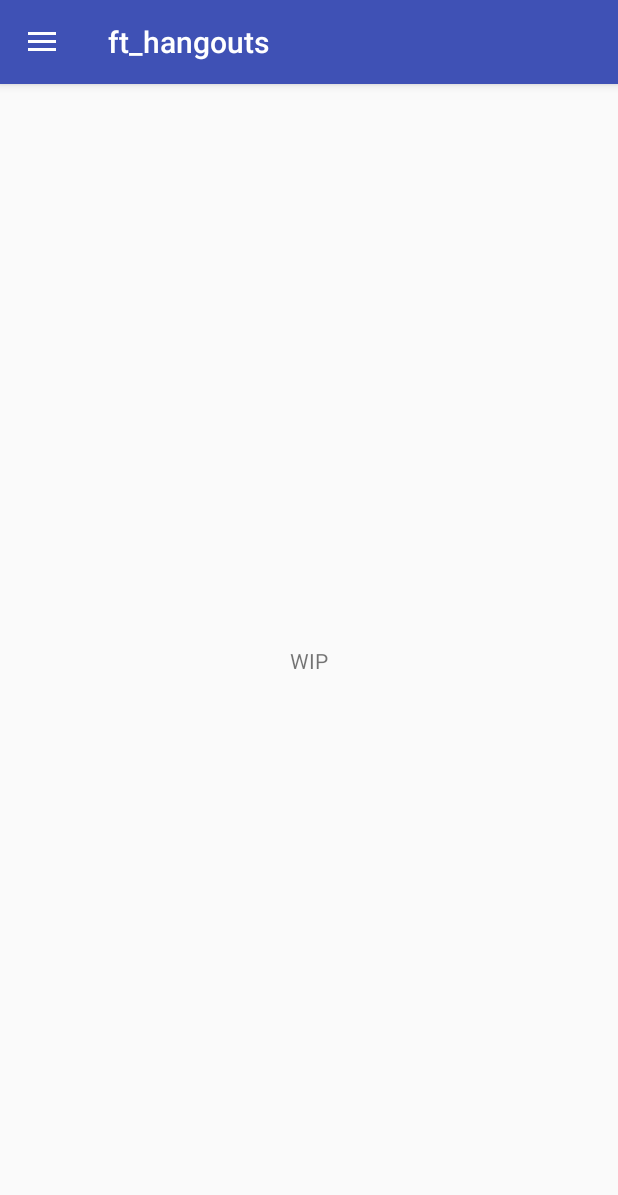
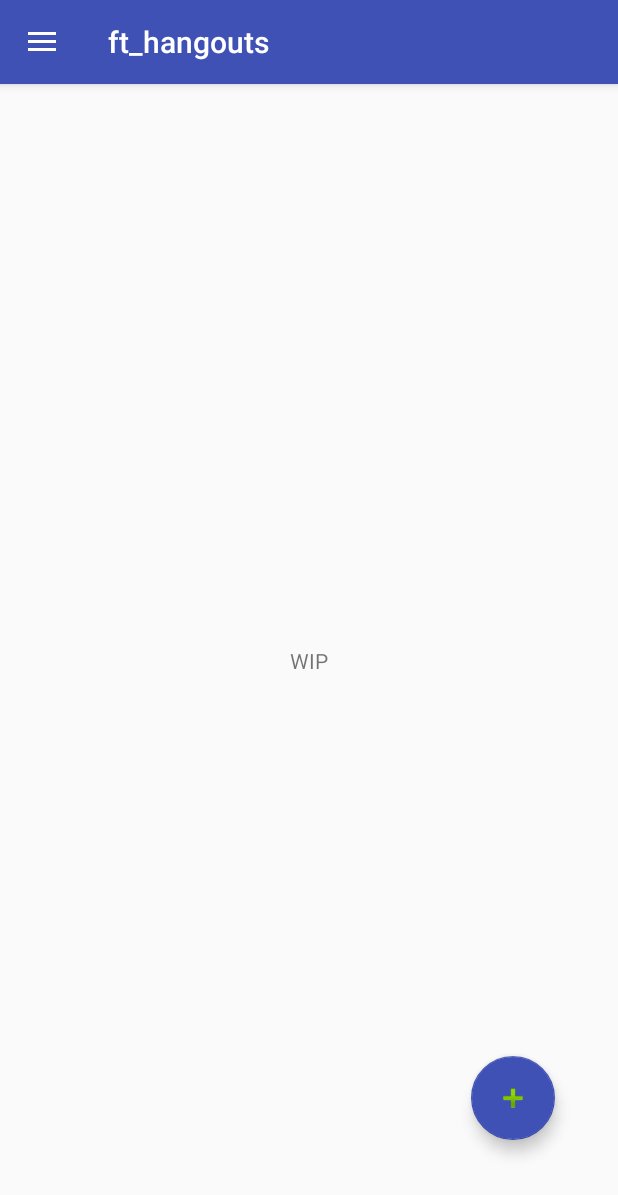
Before and after one commit to cledant/ft_hangouts, an Android app: the screen it shows after launch (MainActivity), on a phone screen of 412 x 824 dp. Shown: the top 1195 px of the screen. Run offline under Robolectric (Android 15) with nearby library versions, the phone set to English and light mode, and no system bars.

Commit message:
added floating button in main

```diff
--- a/app/src/main/java/fr/cledant/ft_hangouts/MainActivity.java
+++ b/app/src/main/java/fr/cledant/ft_hangouts/MainActivity.java
@@ -37,6 +37,18 @@ public class MainActivity extends AppCompatActivity
 		//Bind Navigation Bar
 		NavigationView navigationView = findViewById(R.id.nav_view);
 		navigationView.setNavigationItemSelectedListener(this);
+
+		//Bind floating buttom
+		FloatingActionButton add_user = findViewById(R.id.main_add_user);
+		add_user.setOnClickListener(new View.OnClickListener()
+		{
+			@Override
+			public void onClick(View view)
+			{
+				Snackbar.make(view, "To do", Snackbar.LENGTH_LONG)
+						.setAction("Action", null).show();
+			}
+		});
 	}
 
 	//Back button behaviour
--- a/app/src/main/res/layout/content_main.xml
+++ b/app/src/main/res/layout/content_main.xml
@@ -16,6 +16,17 @@
             app:layout_constraintBottom_toBottomOf="parent"
             app:layout_constraintLeft_toLeftOf="parent"
             app:layout_constraintRight_toRightOf="parent"
-            app:layout_constraintTop_toTopOf="parent"/>
+            app:layout_constraintTop_toTopOf="parent" android:id="@+id/main_text"/>
+    <android.support.design.widget.FloatingActionButton
+            android:layout_width="wrap_content"
+            android:layout_height="wrap_content"
+            android:clickable="true" app:srcCompat="@android:drawable/ic_input_add"
+            app:backgroundTint="@color/colorPrimary"
+            app:layout_constraintEnd_toEndOf="parent" android:layout_marginEnd="8dp" android:layout_marginRight="8dp"
+            app:layout_constraintStart_toStartOf="parent" android:layout_marginLeft="8dp"
+            android:layout_marginStart="8dp" app:layout_constraintBottom_toBottomOf="parent"
+            android:layout_marginBottom="8dp" app:layout_constraintTop_toTopOf="parent" android:layout_marginTop="8dp"
+            app:layout_constraintVertical_bias="0.92" app:layout_constraintHorizontal_bias="0.9"
+            android:id="@+id/main_add_user"/>
 
 </android.support.constraint.ConstraintLayout>
```
